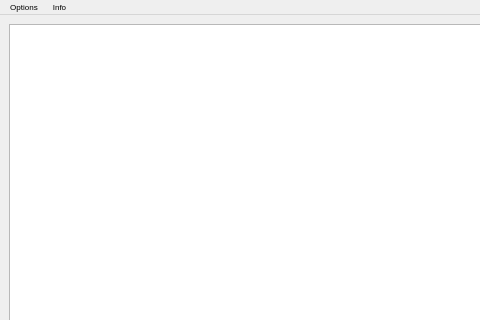
Before: the Qt Designer form mainwindow.ui in Tmroz21/Plane-Reservation-System, drawn with Qt 5; both pictures show x 0 to 480 and y 0 to 320 of the 640 by 700 pixel window.
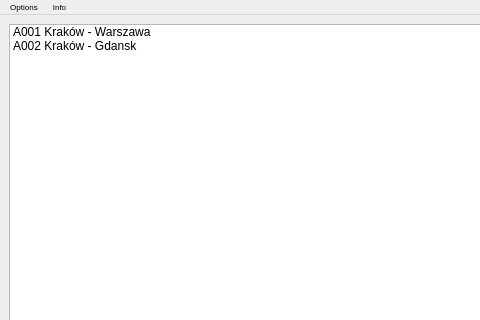
After: the same form once the commit is applied.

```diff
--- a/mainwindow.ui
+++ b/mainwindow.ui
@@ -28,7 +28,18 @@
   <widget class="QWidget" name="Centralwidget">
    <layout class="QHBoxLayout" name="horizontalLayout">
     <item>
-     <widget class="QListWidget" name="listWidget"/>
+     <widget class="QListWidget" name="listWidget">
+      <item>
+       <property name="text">
+        <string>A001 Kraków - Warszawa</string>
+       </property>
+      </item>
+      <item>
+       <property name="text">
+        <string>A002 Kraków - Gdansk</string>
+       </property>
+      </item>
+     </widget>
     </item>
     <item>
      <widget class="QPushButton" name="pushButton">
```
